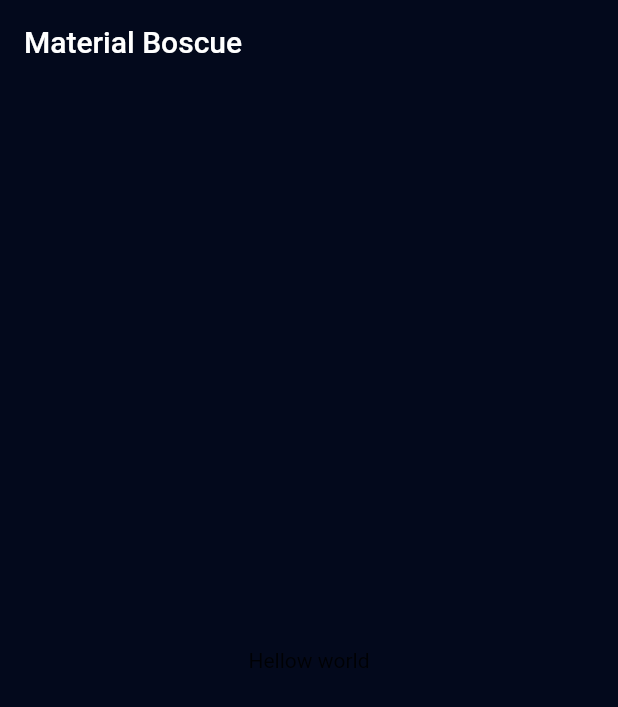
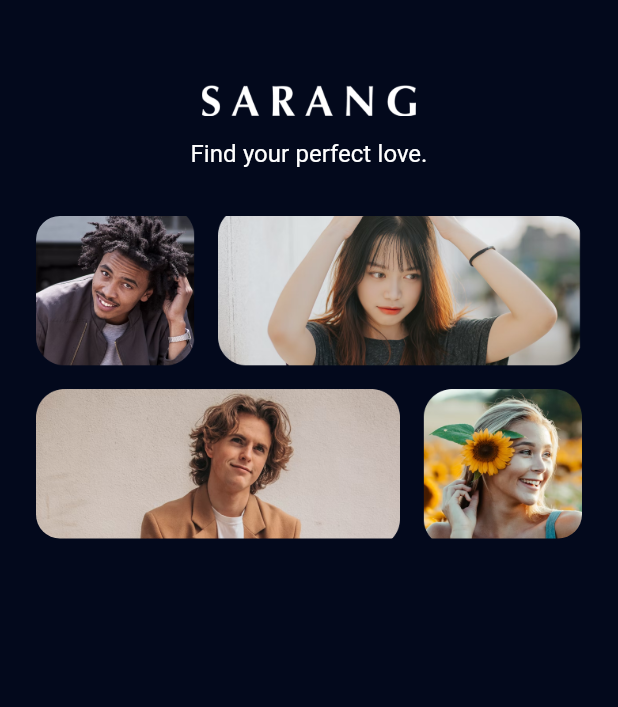
Before and after one commit to chaedirdwiantara/SarangApp, a Flutter app: the screen it shows after launch, on a phone screen of 412 x 824 dp. Shown: the top 707 px of the screen. Run offline on Flutter 3.47's test engine with Material 2 defaults, Android fonts, the phone set to English and light mode, and no system bars; our stand-ins replace google_fonts.

Commit message:
slicing commong widget sign-up

```diff
--- a/lib/src/app.dart
+++ b/lib/src/app.dart
@@ -1,4 +1,5 @@
 import 'package:flutter/material.dart';
+import 'package:sarang_app/src/features/authentication/presentation/sign_up_screen.dart';
 
 import 'theme_manager/theme_data_manager.dart';
 
@@ -12,14 +13,10 @@ class AppScreen extends StatelessWidget {
     return MaterialApp(
       title: 'Material App',
       theme: getApplicationThemeData(),
-      home: Scaffold(
-        appBar: AppBar(
-          title: const Text('Material Boscue'),
-        ),
-        body: const Center(
-          child: Text("Hellow world"),
-        ),
-      ),
+      initialRoute: SignUpScreen.routeName,
+      routes: {
+        SignUpScreen.routeName: (context) => const SignUpScreen(),
+      },
     );
   }
 }
--- /dev/null
+++ b/lib/src/common_widgets/banner_widget.dart
@@ -0,0 +1,17 @@
+import 'package:flutter/material.dart';
+import 'package:sarang_app/src/common_widgets/hero_widget.dart';
+import 'package:sarang_app/src/common_widgets/logo_and_tagline_widget.dart';
+
+class BannerWidget extends StatelessWidget {
+  const BannerWidget({super.key});
+
+  @override
+  Widget build(BuildContext context) {
+    return Column(
+      children: const [
+        LogoAndTagLineWidget(),
+        HeroWidget(),
+      ],
+    );
+  }
+}
--- /dev/null
+++ b/lib/src/common_widgets/hero_widget.dart
@@ -0,0 +1,23 @@
+import 'package:flutter/material.dart';
+import 'package:sarang_app/src/theme_manager/asset_image_icon_manager.dart';
+import 'package:sarang_app/src/theme_manager/values_manager.dart';
+
+class HeroWidget extends StatelessWidget {
+  const HeroWidget({super.key});
+
+  @override
+  Widget build(BuildContext context) {
+    return Container(
+      width: double.infinity,
+      height: 215,
+      margin: const EdgeInsets.symmetric(vertical: AppMargin.m30),
+      decoration: BoxDecoration(
+        borderRadius: BorderRadius.circular(AppSize.s18),
+        image: const DecorationImage(
+            image:
+                AssetImage('${AssetImageIconManager.assetPath}/hero_image.png'),
+            fit: BoxFit.cover),
+      ),
+    );
+  }
+}
--- /dev/null
+++ b/lib/src/common_widgets/logo_and_tagline_widget.dart
@@ -0,0 +1,24 @@
+import 'package:flutter/material.dart';
+import 'package:sarang_app/src/common_widgets/logo_widget.dart';
+import 'package:sarang_app/src/theme_manager/style_manager.dart';
+import 'package:sarang_app/src/theme_manager/values_manager.dart';
+
+class LogoAndTagLineWidget extends StatelessWidget {
+  const LogoAndTagLineWidget({super.key});
+
+  @override
+  Widget build(BuildContext context) {
+    return Column(
+      children: [
+        const LogoWidget(),
+        const SizedBox(
+          height: AppSize.s6,
+        ),
+        Text(
+          'Find your perfect love.',
+          style: getWhiteTextStyle(),
+        ),
+      ],
+    );
+  }
+}
--- /dev/null
+++ b/lib/src/common_widgets/logo_widget.dart
@@ -0,0 +1,21 @@
+import 'package:flutter/material.dart';
+import 'package:sarang_app/src/theme_manager/asset_image_icon_manager.dart';
+
+class LogoWidget extends StatelessWidget {
+  const LogoWidget({super.key});
+
+  @override
+  Widget build(BuildContext context) {
+    return Container(
+      width: 143.0,
+      height: 34.0,
+      decoration: BoxDecoration(
+        image: DecorationImage(
+          image: AssetImage(
+            '${AssetImageIconManager.assetPath}/logo_image.png',
+          ),
+        ),
+      ),
+    );
+  }
+}
--- /dev/null
+++ b/lib/src/features/authentication/presentation/sign_up_screen.dart
@@ -0,0 +1,25 @@
+import 'package:flutter/material.dart';
+import 'package:sarang_app/src/common_widgets/banner_widget.dart';
+import 'package:sarang_app/src/theme_manager/values_manager.dart';
+
+class SignUpScreen extends StatelessWidget {
+  static const String routeName = '/sign-up';
+  const SignUpScreen({super.key});
+
+  @override
+  Widget build(BuildContext context) {
+    return Scaffold(
+      body: Padding(
+        padding: const EdgeInsets.symmetric(
+          vertical: AppPadding.p50,
+          horizontal: AppPadding.p24,
+        ),
+        child: SingleChildScrollView(
+          child: Column(
+            children: const [BannerWidget()],
+          ),
+        ),
+      ),
+    );
+  }
+}
--- a/lib/src/theme_manager/values_manager.dart
+++ b/lib/src/theme_manager/values_manager.dart
@@ -30,11 +30,13 @@ class AppPadding {
   static const double p32 = 32.0;
   static const double p36 = 36.0;
   static const double p40 = 40.0;
+  static const double p50 = 50.0;
 }
 
 class AppSize {
   static const double s2 = 2.0;
   static const double s4 = 4.0;
+  static const double s6 = 6.0;
   static const double s8 = 8.0;
   static const double s12 = 12.0;
   static const double s16 = 16.0;
```
Also changed, not shown: 3 other files.
